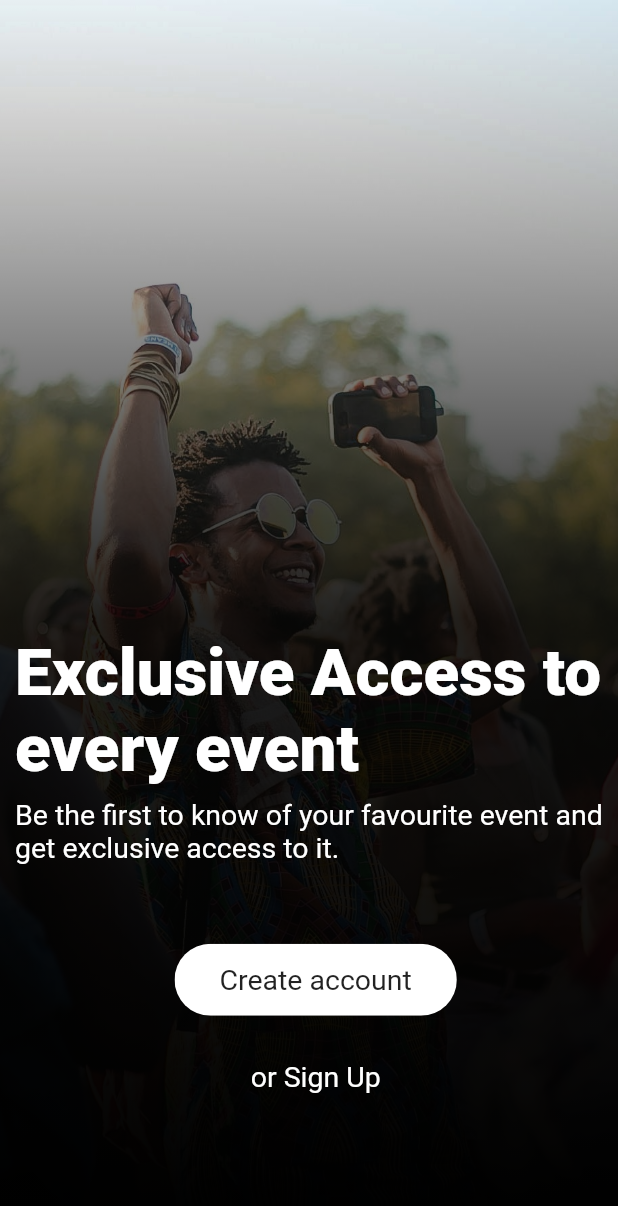
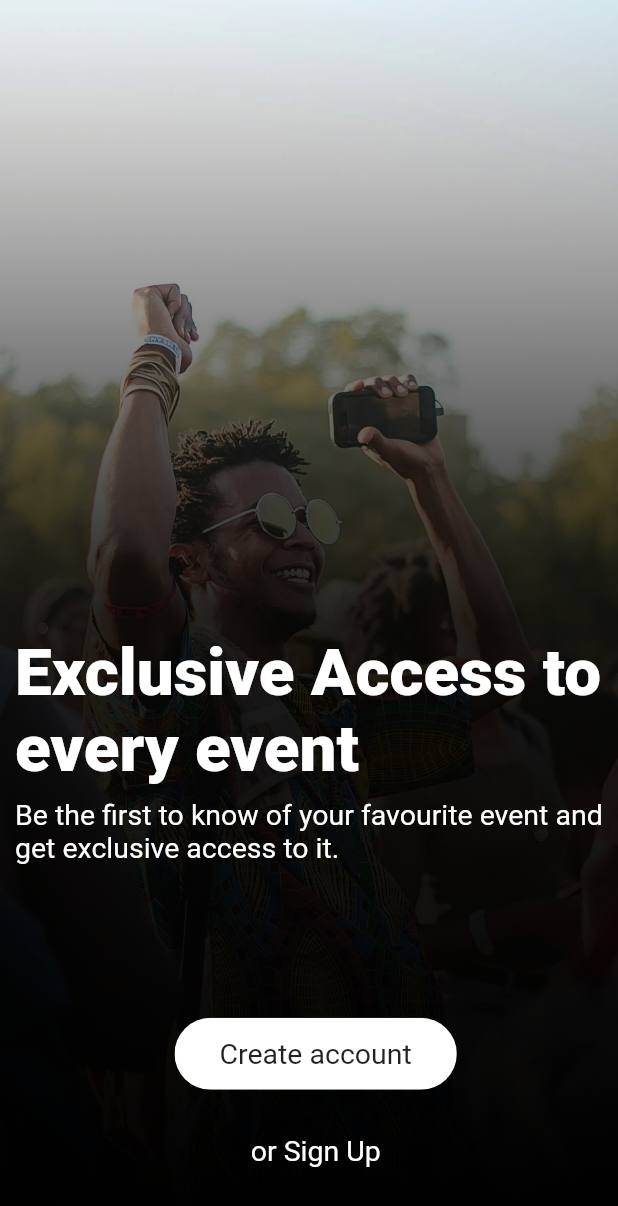
Before and after one commit to gig-codez/culchr, a Flutter app: the screen it shows after launch, on a phone screen of 412 x 824 dp. Shown: the top 1206 px of the screen. Run offline on Flutter 3.47's test engine with Material 2 defaults, Android fonts, the phone set to English and light mode, and no system bars; drawn by our look-alikes of carousel_slider; our stand-ins replace flutter_svg.

Commit message:
fixed button

```diff
--- a/lib/Screens/Intro/Intro.dart
+++ b/lib/Screens/Intro/Intro.dart
@@ -131,7 +131,7 @@ class _IntroState extends State<Intro> {
             }),
           ),
           Positioned(
-            bottom: MediaQuery.of(context).size.width * 0.2,
+            bottom: MediaQuery.of(context).size.width * 0.08,
             left: MediaQuery.of(context).size.width * 0.26,
             child: Column(
               children: [
```
